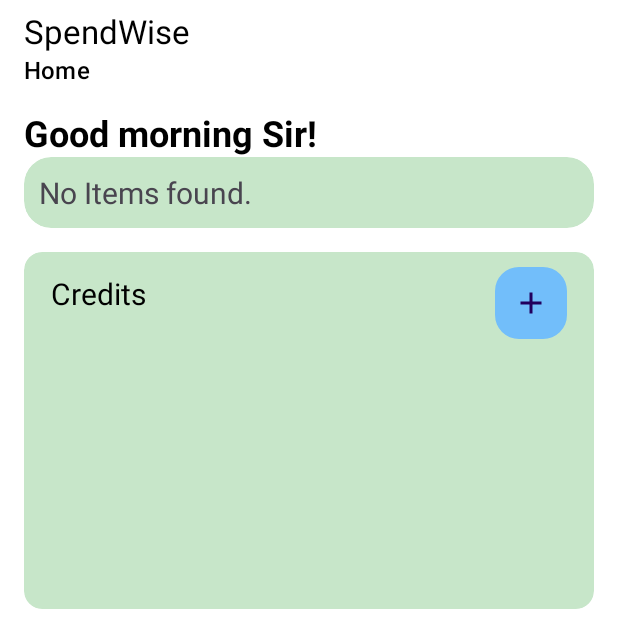
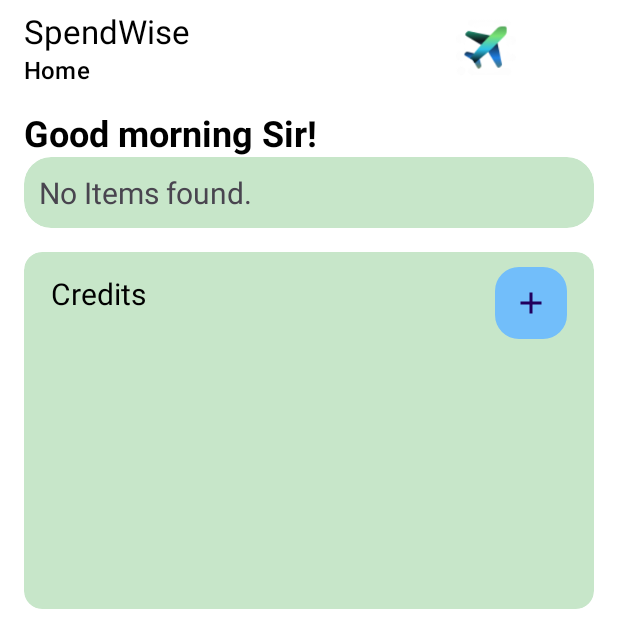
Before and after one commit to Satwik-Kar/SpendWise, an Android app: the HomeActivity screen opened directly, with no data from a screen before it, on a phone screen of 412 x 824 dp, the top half of it. Run offline under Robolectric (Android 15) with nearby library versions, the phone set to English and light mode, and no system bars; 3 statements that could not run were skipped.

Commit message:
added new icon

```diff
--- a/app/src/main/res/layout/activity_home.xml
+++ b/app/src/main/res/layout/activity_home.xml
@@ -27,6 +27,16 @@
 
             app:layout_constraintEnd_toEndOf="parent"
             tools:layout_editor_absoluteY="76dp" />
+
+
+        <ImageView
+            android:id="@+id/menu_travel"
+            android:layout_width="40dp"
+            android:layout_height="40dp"
+            android:layout_gravity="end"
+            app:srcCompat="@drawable/travel"
+            tools:layout_editor_absoluteX="16dp"
+            tools:layout_editor_absoluteY="32dp" />
     </androidx.appcompat.widget.Toolbar>
 
     <com.google.android.material.floatingactionbutton.FloatingActionButton
```
Also changed, not shown: 1 other file.
